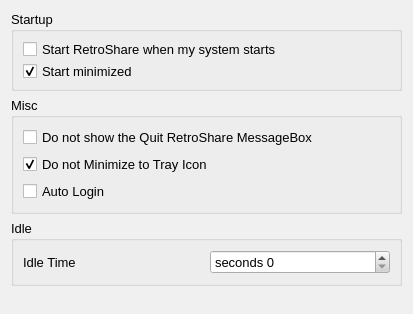
This is retroshare-gui/src/gui/settings/GeneralPage.ui in RetroShare/RetroShare as Qt 5 draws it before an edit. The edited form follows.
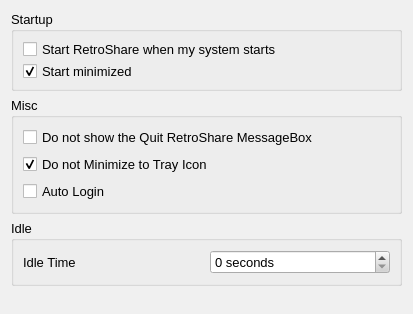
This is the edited form.

Commit message: - Updated French translation unit (obsolete entries removed) - GeneralPage.ui : display seconds after the number in the spinbox - ConnectFriendWizard.ui : correct typoes - DetailsDialog.ui : add a missing colon - ChanMsgItem.ui and PopupChatDialog.ui : set "TextLabel" as not to translate - RSTreeWidget : fix compiler warning by removing useless const in return type

Patch:
```diff
--- a/retroshare-gui/src/gui/settings/GeneralPage.ui
+++ b/retroshare-gui/src/gui/settings/GeneralPage.ui
@@ -594,10 +594,10 @@
       <item>
        <widget class="QSpinBox" name="spinBox">
         <property name="suffix">
-         <string/>
+         <string> seconds</string>
         </property>
         <property name="prefix">
-         <string>seconds </string>
+         <string/>
         </property>
         <property name="maximum">
          <number>1000</number>
```
The commit also changes 7 other files.
